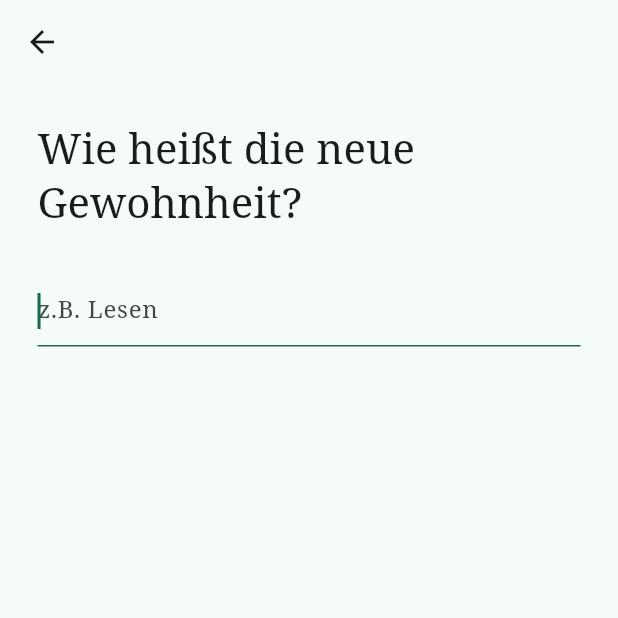
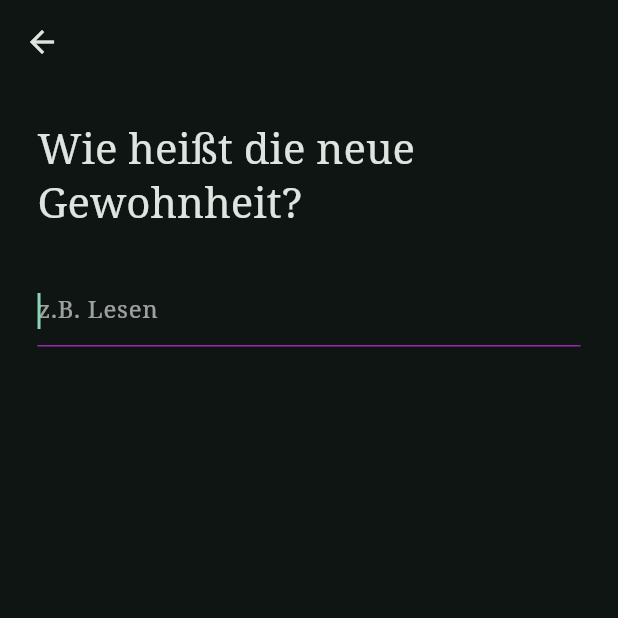
Before and after one commit to Hudlle/Habit-MVP, a Flutter app: the NewHabitName screen opened by its route, on a phone screen of 412 x 824 dp, the top half of it. Run offline on Flutter 3.47's test engine with Material 3 defaults, Android fonts, the phone set to English and light mode, and no system bars; our stand-ins replace google_fonts, objectbox, rxdart; accounts and stored records are empty; generated files the repository leaves out were written again.

Commit message:
refactor: removed colors section from default data and updated widgets correspondendly

```diff
--- a/lib/default_data.dart
+++ b/lib/default_data.dart
@@ -1,13 +1,3 @@
-import 'package:flutter/material.dart';
-
-//* Colors
-const Color primary = Color(0xff1DD1A1);
-const Color onPrimary = Color(0xffffffff);
-const Color error = Colors.red;
-Color? hint = Colors.grey[700];
-const Color focusedBorderOutline = Colors.black;
-const Color borderOutline = Color(0xff636e72);
-
 //* Front End Data
 const double cardBorderRadius = 10;
 const double submitButtonHeight = 60;
@@ -17,6 +7,7 @@ const double largeSpacing = 30;
 const defaultPagePadding = <double>[25,25,25,25];
 const double maxLengthHabitName = 30;
 const int shortDescriptionLength = 60;
+const double textFieldFontSize = 16;
 
 //* Routes
 const String homeRoute = "/";
--- a/lib/default_widgets.dart
+++ b/lib/default_widgets.dart
@@ -124,7 +124,7 @@ class SettingsCard extends StatelessWidget {
       },
       child: Card.outlined(
         shape: RoundedRectangleBorder(
-          side: const BorderSide(color: borderOutline),
+          side: BorderSide(color: Theme.of(context).colorScheme.outline),
           borderRadius: BorderRadius.circular(cardBorderRadius),
         ),
         child: ListTile(
@@ -175,7 +175,7 @@ class _SettingsToggleState extends State<SettingsToggle> {
   Widget build(BuildContext context) {
     return Card.outlined(
       shape: RoundedRectangleBorder(
-        side: const BorderSide(color: borderOutline),
+        side: BorderSide(color: Theme.of(context).colorScheme.outline),
         borderRadius: BorderRadius.circular(cardBorderRadius),
       ),
       child: ListTile(
@@ -184,7 +184,7 @@ class _SettingsToggleState extends State<SettingsToggle> {
         trailing: Switch(
           value: _isToggled,
           onChanged: _handleToggle,
-          activeColor: primary,
+          activeColor: Theme.of(context).colorScheme.primary,
         ),
       ),
     );
--- a/lib/model.dart
+++ b/lib/model.dart
@@ -14,7 +14,7 @@ class UserSettings {
     this.localeCode,
   {
     this.id = 0,
-    this.isDarkMode = false,
+    this.isDarkMode = true,
   });
 
   ThemeMode getThemeMode() {
--- a/lib/pages/new_habit_name.dart
+++ b/lib/pages/new_habit_name.dart
@@ -24,10 +24,7 @@ class NewHabitName extends StatelessWidget {
               ),
               const LargeSpacer(),
               NewHabitNameTextField(
-                emptyErrorT: AppLocalizations.of(context)!.newHabitNameEmptyError,
-                hintT: AppLocalizations.of(context)!.newHabitNameHint,
-                route: newHabitDetailRoute,
-                borderCursorColor: Theme.of(context).colorScheme.primary,
+                context: context,
               ),
             ],
           )
@@ -40,16 +37,10 @@ class NewHabitName extends StatelessWidget {
 class NewHabitNameTextField extends StatefulWidget {
   const NewHabitNameTextField({
     super.key,
-    required this.emptyErrorT,
-    this.hintT,
-    required this.route,
-    required this.borderCursorColor,
+    required this.context
   });
 
-  final String emptyErrorT;
-  final String? hintT;
-  final String route;
-  final Color borderCursorColor;
+  final BuildContext context;
 
   @override
   State<NewHabitNameTextField> createState() => _NewHabitNameTextFieldState();
@@ -64,7 +55,7 @@ class _NewHabitNameTextFieldState extends State<NewHabitNameTextField> {
   @override
   void initState() {
     _controller = TextEditingController();
-    _borderCursorColor = widget.borderCursorColor;
+    _borderCursorColor = Theme.of(widget.context).colorScheme.primary;
     super.initState();
   }
 
@@ -91,7 +82,7 @@ class _NewHabitNameTextFieldState extends State<NewHabitNameTextField> {
       Navigator.pushNamed(
         context,
         arguments: _controller.text,
-        widget.route,
+        newHabitDetailRoute,
       );
     } else {
       setState(() {
@@ -111,7 +102,7 @@ class _NewHabitNameTextFieldState extends State<NewHabitNameTextField> {
         autofocus: true,
         validator: (value) {
           if (value == null || value.trim().isEmpty) {
-            return widget.emptyErrorT;
+            return AppLocalizations.of(context)!.newHabitNameEmptyError;
           }
           if (value.length > maxLengthHabitName) {
             return AppLocalizations.of(context)!.newHabitNameTooLongError;
@@ -130,23 +121,24 @@ class _NewHabitNameTextFieldState extends State<NewHabitNameTextField> {
         textInputAction: TextInputAction.done,
         style: TextStyle(
           color: _borderCursorColor,
-          fontSize: 16,
+          fontSize: textFieldFontSize,
         ),
         cursorColor: _borderCursorColor,
         cursorErrorColor: _borderCursorColor,
         decoration: InputDecoration(
-          hintText: widget.hintT,
+          hintText: AppLocalizations.of(context)!.newHabitNameHint,
+          hintStyle: TextStyle(color: Theme.of(context).hintColor),
           enabledBorder: UnderlineInputBorder(
-            borderSide: BorderSide(color: _borderCursorColor),
+            borderSide: BorderSide(color: Colors.blue),
           ),
           focusedBorder: UnderlineInputBorder(
-            borderSide: BorderSide(color: _borderCursorColor)
+            borderSide: BorderSide(color: Colors.purple)
           ),
           errorBorder: UnderlineInputBorder(
-            borderSide: BorderSide(color: _borderCursorColor)
+            borderSide: BorderSide(color: Colors.orange)
           ),
           focusedErrorBorder: UnderlineInputBorder(
-            borderSide: BorderSide(color: _borderCursorColor)
+            borderSide: BorderSide(color: Colors.yellow)
           ),
         ),
       ),
```
Also changed, not shown: lib/pages/new_habit_detail.dart (+27 -33 lines).
